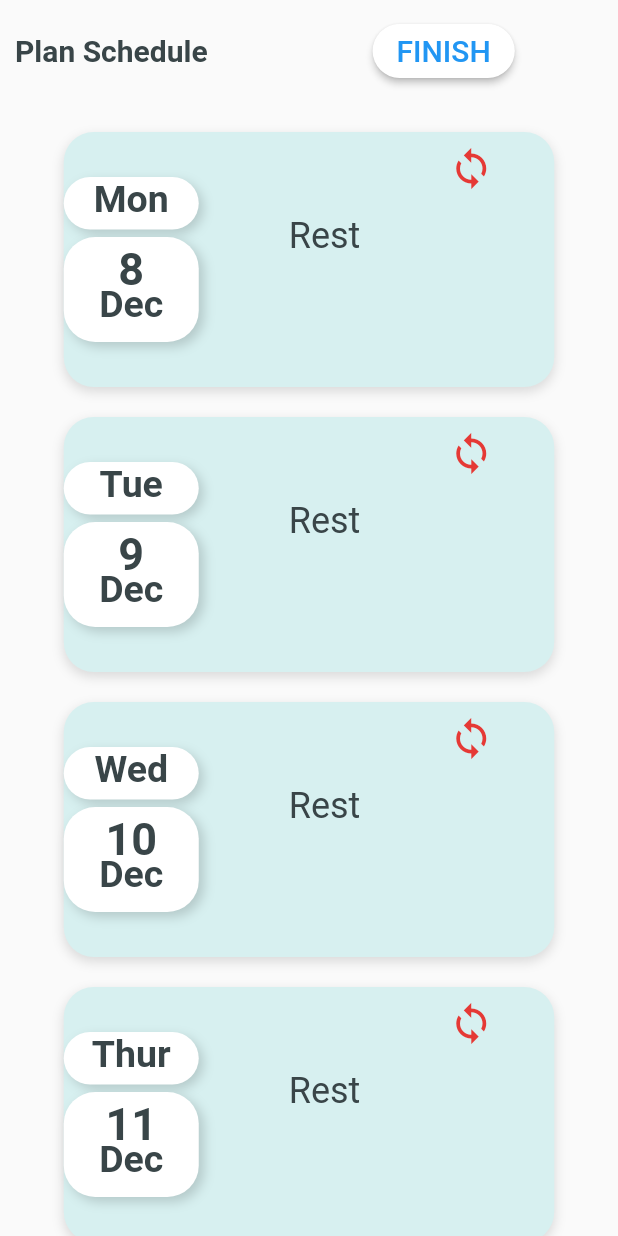
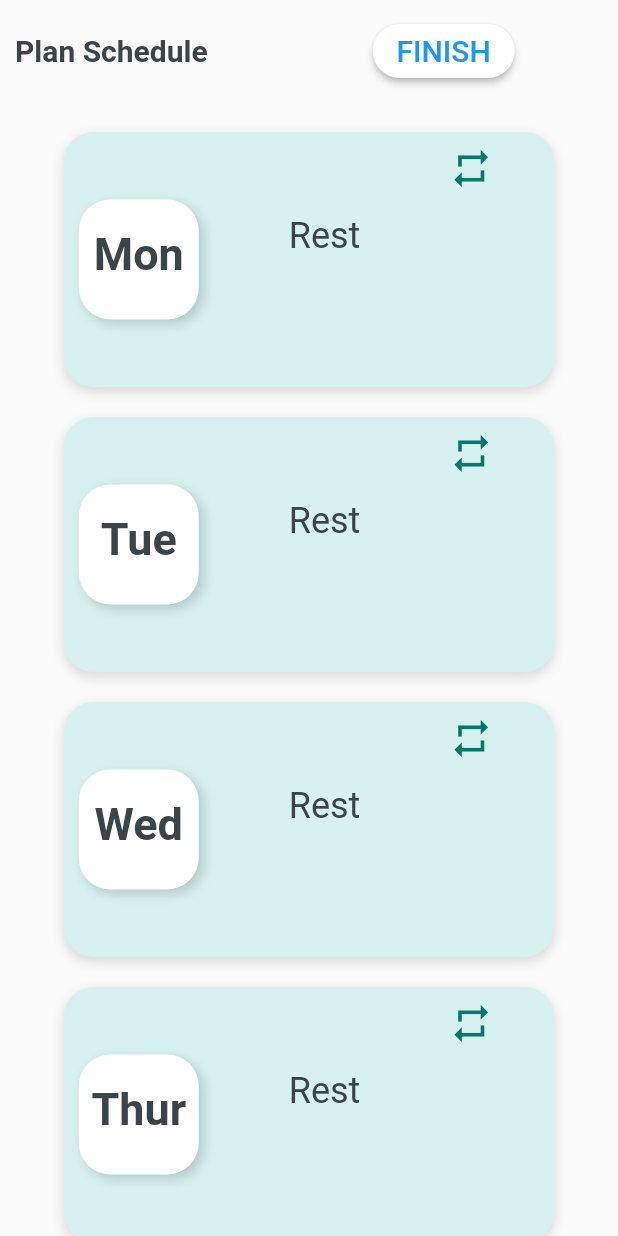
Before and after one commit to gsuy/Neph_, a Flutter app: the Sucplan screen opened directly, after a tap on the "edit" icon, on a phone screen of 412 x 824 dp. Run offline on Flutter 3.47's test engine with Material 2 defaults, Android fonts, the light colour scheme and no system bars; our stand-ins replace charts_flutter, cloud_firestore, firebase_core, firebase_database, flutter_svg, image_cropper and 2 more; missing offline and left inert: adobe_xd; accounts and stored records are empty; Roboto replaces fonts that are missing (Segoe UI).

Commit message:
update ui

```diff
--- a/Neph/lib/screen/createplan.dart
+++ b/Neph/lib/screen/createplan.dart
@@ -35,10 +35,10 @@ class _CreateplanState extends State<Createplan> {
     );
   }
 
-  Widget whitebackground(String date, String month) {
+  Widget whitebackground(String day) {
     return Container(
-      width: 90,
-      height: 70,
+      width: 80,
+      height: 80,
       decoration: BoxDecoration(
         borderRadius: BorderRadius.circular(21.0),
         color: const Color(0xffffffff),
@@ -62,18 +62,12 @@ class _CreateplanState extends State<Createplan> {
             ),
             children: [
               TextSpan(
-                text: date,
+                text: day,
                 style: TextStyle(
                   fontWeight: FontWeight.w700,
                 ),
               ),
-              TextSpan(
-                text: month,
-                style: TextStyle(
-                  fontSize: 25,
-                  fontWeight: FontWeight.w700,
-                ),
-              ),
+
             ],
           ),
           textAlign: TextAlign.center,
@@ -143,11 +137,11 @@ class _CreateplanState extends State<Createplan> {
             mainAxisSize: MainAxisSize.min,
             children: <Widget>[
 
-              whitebackground2(day),
-              SizedBox(
-                height: 5.0,
+
+              Padding(
+                padding: const EdgeInsets.only(left: 10),
+                child: whitebackground(day),
               ),
-              whitebackground(date, month),
             ],
           ),
           SizedBox(
@@ -172,9 +166,9 @@ class _CreateplanState extends State<Createplan> {
               Align( alignment: Alignment.topRight,
                                   child: IconButton(
                         icon: Icon(
-                          Icons.sync,
+                          Icons.repeat,
                           size: 30,
-                          color: Colors.red.shade600,
+                          color: Colors.teal.shade700,
                         ),
                         color: Colors.teal.shade900,
                         onPressed: () {
@@ -210,11 +204,12 @@ class _CreateplanState extends State<Createplan> {
           Column(
             mainAxisSize: MainAxisSize.min,
             children: <Widget>[
-              whitebackground2(day),
-              SizedBox(
-                height: 5.0,
+
+
+              Padding(
+                padding: const EdgeInsets.only(left: 10),
+                child: whitebackground(day),
               ),
-              whitebackground(date, month),
             ],
           ),
           SizedBox(
@@ -243,12 +238,13 @@ class _CreateplanState extends State<Createplan> {
             children: [
               Align( alignment: Alignment.topRight,
                                   child: IconButton(
+
                         icon: Icon(
-                          Icons.sync,
+                          Icons.repeat,
                           size: 30,
-                          color: Colors.greenAccent.shade700,
+                          color: Colors.teal.shade700,
                         ),
-                        color: Colors.teal.shade900,
+                        //color: Colors.teal.shade900,
                         onPressed: () {
                           setState(() {
                             newselectday[index] = !newselectday[index];
@@ -311,7 +307,7 @@ class _CreateplanState extends State<Createplan> {
       width: 250,
       height: 40,
       child: RaisedButton(
-          color: Colors.red,
+          color: Colors.teal.shade700,
           child: Text(
             'Auto generate',
             style: TextStyle(
--- a/Neph/lib/screen/plansuccess.dart
+++ b/Neph/lib/screen/plansuccess.dart
@@ -37,10 +37,10 @@ class _SucplanState extends State<Sucplan> {
     );
   }
 
-  Widget whitebackground(String date, String month) {
+  Widget whitebackground(String day) {
     return Container(
-      width: 90,
-      height: 70,
+      width: 80,
+      height: 80,
       decoration: BoxDecoration(
         borderRadius: BorderRadius.circular(21.0),
         color: const Color(0xffffffff),
@@ -64,15 +64,8 @@ class _SucplanState extends State<Sucplan> {
             ),
             children: [
               TextSpan(
-                text: date,
+                text: day,
                 style: TextStyle(
-                  fontWeight: FontWeight.w700,
-                ),
-              ),
-              TextSpan(
-                text: month,
-                style: TextStyle(
-                  fontSize: 25,
                   fontWeight: FontWeight.w700,
                 ),
               ),
@@ -147,11 +140,10 @@ class _SucplanState extends State<Sucplan> {
               SizedBox(
                 width: 10.0,
               ),
-              whitebackground2(day),
-              SizedBox(
-                height: 5.0,
+              Padding(
+                padding: const EdgeInsets.only(left: 10),
+                child: whitebackground(day),
               ),
-              whitebackground(date, month),
             ],
           ),
           SizedBox(
@@ -168,23 +160,22 @@ class _SucplanState extends State<Sucplan> {
               textAlign: TextAlign.left,
             ),
             onTap: () {
-            if(type=='Exercise'){
-              MaterialPageRoute materialPageRoute =
-                MaterialPageRoute(builder: (BuildContext context) => Tableex(day));
+              if (type == 'Exercise') {
+                MaterialPageRoute materialPageRoute = MaterialPageRoute(
+                    builder: (BuildContext context) => Tableex(day));
                 Navigator.of(context).push(materialPageRoute);
                 // Navigator.of(context).pop();
               }
             },
           ),
-
         ]));
   }
 
-  Widget show(String day, String date, String month, bool isWorkout){
-    if(isWorkout == true){
-        return bluebox(day, date, month,'Exercise');
-    }else{
-        return bluebox(day, date, month,'Rest');
+  Widget show(String day, String date, String month, bool isWorkout) {
+    if (isWorkout == true) {
+      return bluebox(day, date, month, 'Exercise');
+    } else {
+      return bluebox(day, date, month, 'Rest');
     }
   }
 
@@ -214,13 +205,13 @@ class _SucplanState extends State<Sucplan> {
             color: Colors.black,
           ),
           color: Colors.teal.shade900,
-          onPressed: () async{
+          onPressed: () async {
             bool reset = await Navigator.push(
                 context,
                 MaterialPageRoute<bool>(
                     builder: (BuildContext context) => Createplan()));
             // print('reset====>>>>$reset');
-                if(reset==null){
+            if (reset == null) {
               setState(() {
                 // newWorkoutListday = new List<List<List<dynamic>>>.of(workoutListday);
               });
```
Also changed, not shown: Neph/lib/screen/createtable.dart (+5 -20 lines), Neph/lib/screen/plansche.dart (+6 -6 lines), Neph/lib/screen/table.dart (+5 -70 lines). Lines whose indentation alone changed are shown as unchanged.
